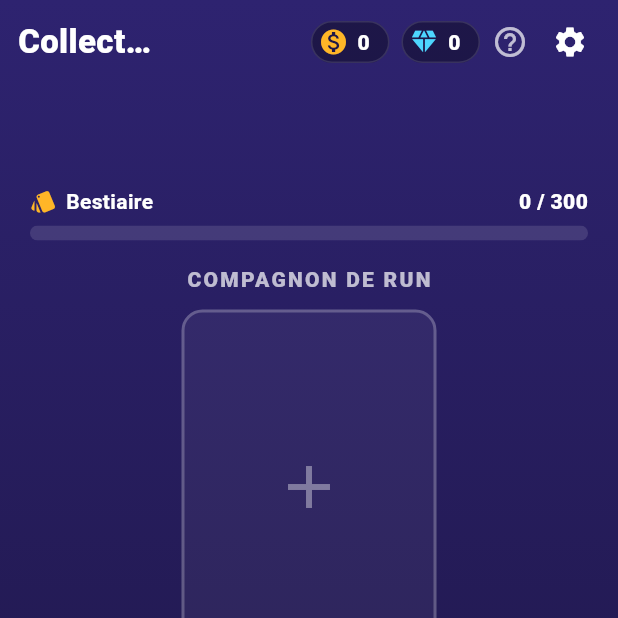
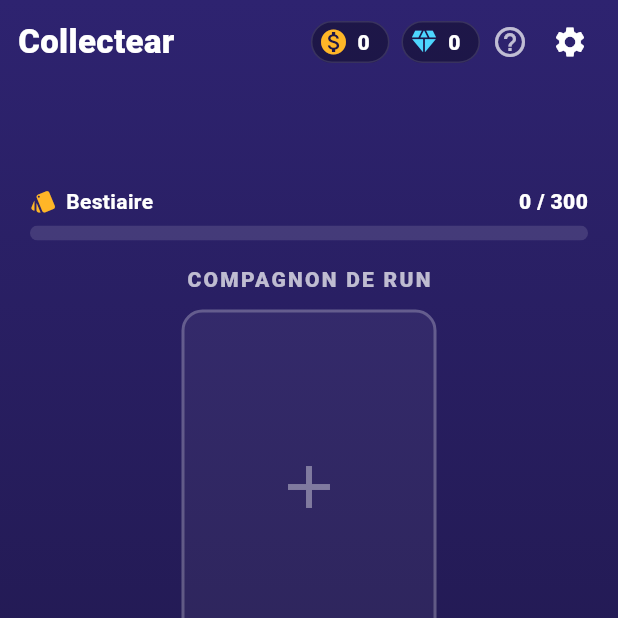
Before and after one commit to Clem427c/Collectear, a Flutter app: the screen it shows after launch, on a phone screen of 412 x 824 dp, the top half of it. Run offline on Flutter 3.47's test engine with Material 3 defaults, Android fonts, the phone set to English and light mode, and no system bars; our stand-ins replace google_mobile_ads, share_plus, shared_preferences, supabase_flutter; missing offline and left inert: flame, flame_audio; accounts and stored records are empty.

Commit message:
Barre du haut : nom « Collectear » en entier sur téléphone étroit ; captures Play : fiche Dorée Shiny, skins de la boutique
Co-Authored-By: Claude Opus 5.5 <noreply@anthropic.com>
Claude-Session: https://claude.ai/code/session_01R2r4kyq9CHSYx7Entu1i1m

```diff
--- a/lib/ui/home_shell.dart
+++ b/lib/ui/home_shell.dart
@@ -129,12 +129,19 @@ class _TopBar extends StatelessWidget {
       padding: const EdgeInsets.fromLTRB(12, 8, 12, 4),
       child: Row(
         children: [
-          const Flexible(
-            child: Text('Collectear',
-                overflow: TextOverflow.ellipsis,
-                style: TextStyle(color: Colors.white, fontSize: 22, fontWeight: FontWeight.w900)),
+          // Le nom prend toute la place libre (avant : Flexible + Spacer se la partageaient, d'où « Collect… »
+          // sur les téléphones étroits) et rapetisse seulement s'il ne tient vraiment pas.
+          const Expanded(
+            child: Align(
+              alignment: Alignment.centerLeft,
+              child: FittedBox(
+                fit: BoxFit.scaleDown,
+                child: Text('Collectear',
+                    style: TextStyle(color: Colors.white, fontSize: 22, fontWeight: FontWeight.w900)),
+              ),
+            ),
           ),
-          const Spacer(),
+          const SizedBox(width: 6),
           _Currency(icon: Icons.monetization_on, color: AppColors.gold, value: data.collection.coins),
           const SizedBox(width: 8),
           const _Currency(icon: Icons.diamond, color: Color(0xFF4DD6FF), value: 0),
```
Also changed, not shown: 3 other files.
